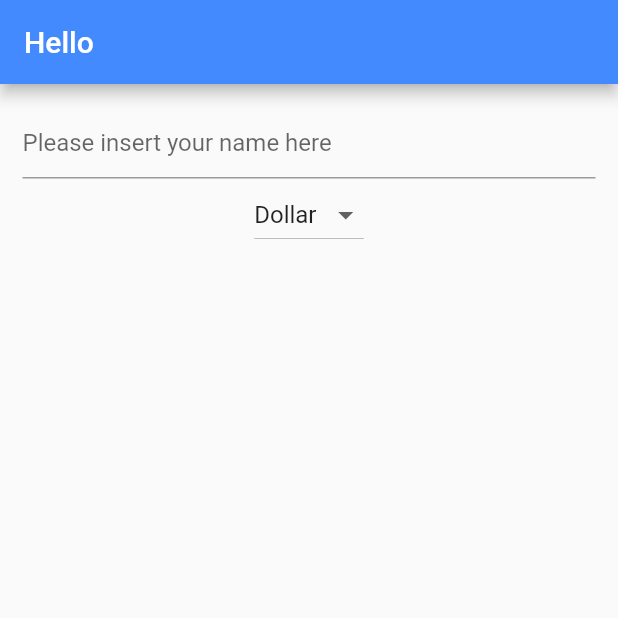
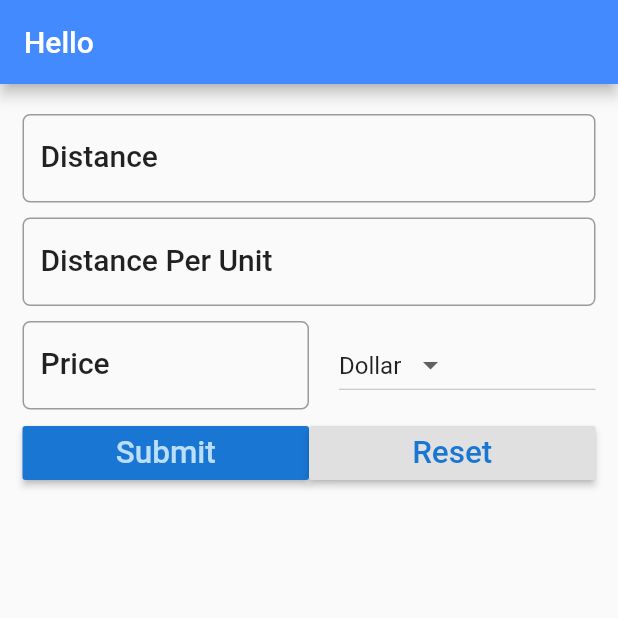
Before and after one commit to komangariana/flutter_ps, a Flutter app: the screen it shows after launch, on a phone screen of 412 x 824 dp, the top half of it. Run offline on Flutter 3.47's test engine with Material 2 defaults, Android fonts, the phone set to English and light mode, and no system bars.

Commit message:
create trip calculator app.

```diff
--- a/flutter_trip_app/lib/main.dart
+++ b/flutter_trip_app/lib/main.dart
@@ -6,26 +6,31 @@ class MyApp extends StatelessWidget {
   @override
   Widget build(BuildContext context) {
     return MaterialApp(
-      title: 'Hello You Demo',
+      title: 'Trip Cost Calculator',
       theme: ThemeData(
         primarySwatch: Colors.blue,
       ),
-      home: HelloYou(),
+      home: FuelForm(),
     );
   }
 }
 
-class HelloYou extends StatefulWidget {
+class FuelForm extends StatefulWidget {
   @override
-  State<StatefulWidget> createState() => _HelloYouState();
+  State<StatefulWidget> createState() => _FuelFormState();
 }
 
-class _HelloYouState extends State<HelloYou> {
-  String welcomeText = '';
+class _FuelFormState extends State<FuelForm> {
+  String result = '';
   final _currencies = ['Dollar', 'Euro', 'Rupiah'];
+  final double _formDistance = 5.0;
   String _currency = 'Dollar';
+  TextEditingController distanceController = TextEditingController();
+  TextEditingController avgController = TextEditingController();
+  TextEditingController priceController = TextEditingController();
   @override
   Widget build(BuildContext context) {
+    TextStyle textStyle = Theme.of(context).textTheme.title;
     return Scaffold(
       appBar: AppBar(
         title: Text("Hello"),
@@ -35,21 +40,71 @@ class _HelloYouState extends State<HelloYou> {
         padding: EdgeInsets.all(15.0),
         child: Column(
           children: <Widget>[
-            TextField(
+            Padding(
+              padding: EdgeInsets.only(
+                top: _formDistance,
+                bottom: _formDistance,
+              ),
+              child: TextField(
+                controller: distanceController,
                 decoration: InputDecoration(
-                hintText: 'Please insert your name here',
+                  labelText: 'Distance',
+                  hintText: 'e.g. 123',
+                  labelStyle: textStyle,
+                  border: OutlineInputBorder(
+                    borderRadius: BorderRadius.circular(5.0),
                   ),
-              onChanged: (String string) {
-                setState((){
-                  if (string == '') {
-                    welcomeText = '';
-                  } else {
-                    welcomeText = 'Hello ' + string + ', how are you ?';
-                  }
-                });
-              }
                 ),
-            DropdownButton<String>(
+                keyboardType: TextInputType.number,
+              ),
+            ),
+            Padding(
+              padding: EdgeInsets.only(
+                top: _formDistance,
+                bottom: _formDistance,
+              ),
+              child: TextField(
+                controller: avgController,
+                decoration: InputDecoration(
+                  labelText: 'Distance Per Unit',
+                  hintText: 'e.g. 18',
+                  labelStyle: textStyle,
+                  border: OutlineInputBorder(
+                    borderRadius: BorderRadius.circular(5.0),
+                  ),
+                ),
+                keyboardType: TextInputType.number,
+              ),
+            ),
+            Row(children: <Widget>[
+              Expanded(
+                child: Padding(
+                  padding: EdgeInsets.only(
+                    top: _formDistance,
+                    bottom: _formDistance,
+                  ),
+                  child: TextField(
+                    controller: priceController,
+                    decoration: InputDecoration(
+                      labelText: 'Price',
+                      hintText: 'e.g. 1.5',
+                      labelStyle: textStyle,
+                      border: OutlineInputBorder(
+                        borderRadius: BorderRadius.circular(5.0),
+                      ),
+                    ),
+                    keyboardType: TextInputType.number,
+                  ),
+                ),
+              ),
+              Expanded(
+                child:  Padding(
+                  padding: EdgeInsets.only(
+                    top: _formDistance,
+                    bottom: _formDistance,
+                    left: _formDistance * 4,
+                  ),
+                  child: DropdownButton<String>(
                     items: _currencies.map((String value){
                       return DropdownMenuItem<String>(
                         value: value,
@@ -61,15 +116,70 @@ class _HelloYouState extends State<HelloYou> {
                       _onDropdownChanged(value);
                     },
                   ),
-            Text(welcomeText)
+                ),
+              ),
+            ]),
+            Row(children: <Widget>[
+              Expanded(
+                child: RaisedButton(
+                  color: Theme.of(context).primaryColorDark,
+                  textColor: Theme.of(context).primaryColorLight,
+                  child: Text(
+                    'Submit',
+                    textScaleFactor: 1.5,
+                  ),
+                  onPressed: () {
+                    setState((){
+                      result = _calculate();
+                    });
+                  }
+                ),
+              ),
+              Expanded(
+                child: RaisedButton(
+                  color: Theme.of(context).buttonColor,
+                  textColor: Theme.of(context).primaryColorDark,
+                  child: Text(
+                    'Reset',
+                    textScaleFactor: 1.5,
+                  ),
+                  onPressed: () {
+                    setState((){
+                      _reset();
+                    });
+                  }
+                ),
+              ),
+            ]),
+            Text(result)
           ],
         )
       )
     );
   }
-  _onDropdownChanged(String value) {
+
+  void _onDropdownChanged(String value) {
     setState((){
       this._currency = value;
     });
   }
+
+  String _calculate() {
+    double _distance =  double.parse(distanceController.text);
+    double _fuelCost =  double.parse(priceController.text);
+    double _consumption =  double.parse(avgController.text);
+    double _totalCost = _distance / _consumption * _fuelCost;
+    String _result = 'Total cost of the trip is ' +
+      _totalCost.toStringAsFixed(2) + ' ' + _currency;
+    return _result;
   }
+
+  void _reset() {
+    distanceController.text = '';
+    priceController.text = '';
+    avgController.text = '';
+    setState((){
+      result = '';
+    });
+  }
+}
```
Lines whose indentation alone changed are shown as unchanged.
